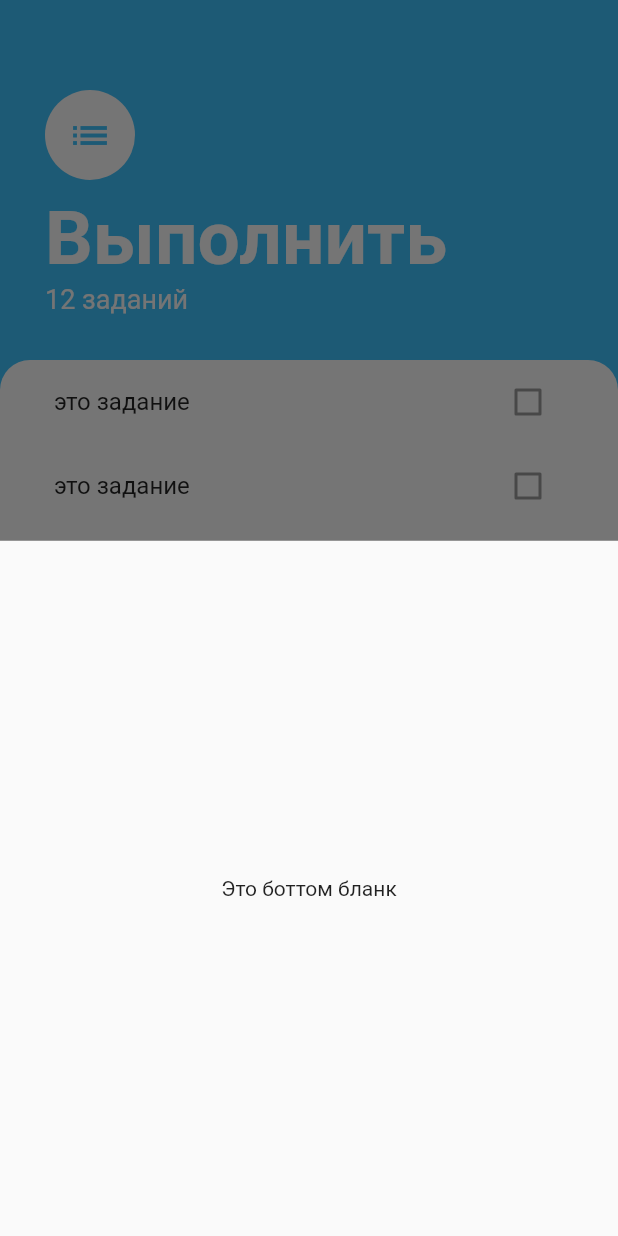
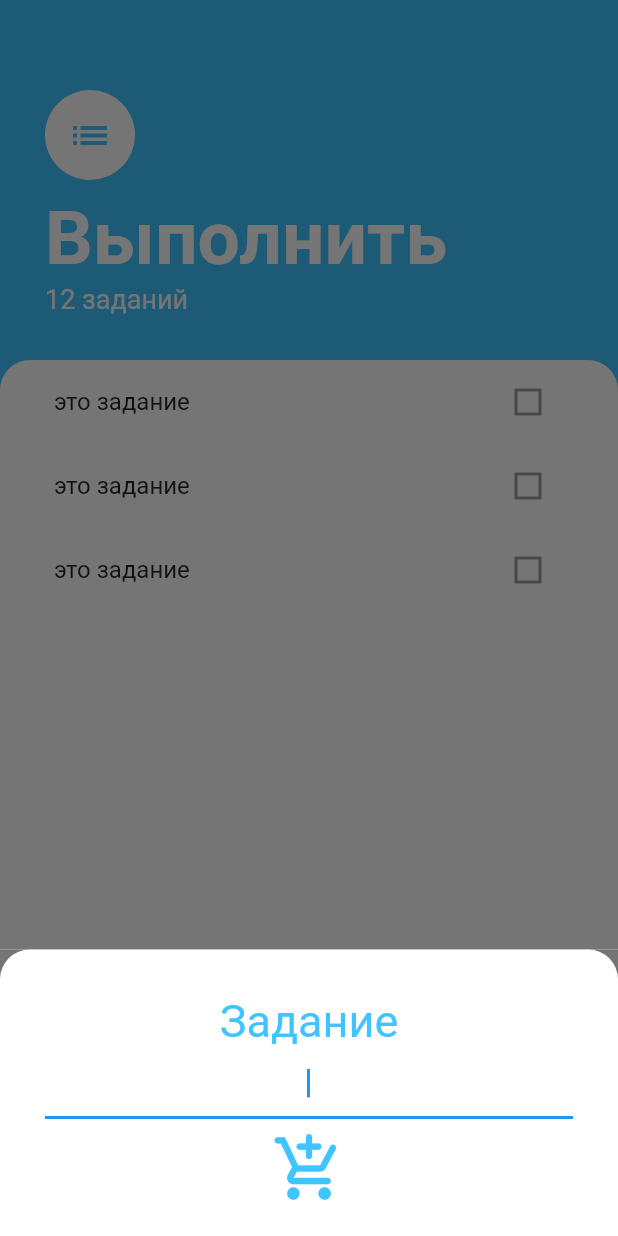
Before and after one commit to fimich1/wish_list3, a Flutter app: the screen it shows after launch, after a tap on the "add" icon, on a phone screen of 412 x 824 dp. Run offline on Flutter 3.47's test engine with Material 2 defaults, Android fonts, the phone set to English and light mode, and no system bars.

Commit message:
работает окно

```diff
--- /dev/null
+++ b/lib/screens/add_task.dart
@@ -0,0 +1,62 @@
+import 'package:flutter/cupertino.dart';
+import 'package:flutter/material.dart';
+class AddTask extends StatelessWidget {
+  const AddTask({Key? key}) : super(key: key);
+
+  @override
+  Widget build(BuildContext context) {
+    return Container(
+      color: Color(0xff757575),
+      child: Container(
+        padding: EdgeInsets.all(30.0) ,
+        decoration: BoxDecoration(
+          color: Colors.white,
+          borderRadius: BorderRadius.only(
+            topRight:  Radius.circular(20.0),
+            topLeft: Radius.circular(20.0),
+            ),
+          ),
+        child: const Column(
+          crossAxisAlignment: CrossAxisAlignment.stretch,
+          children: <Widget>[
+            Text('Задание',
+            textAlign: TextAlign.center,
+            style: TextStyle(
+              fontSize: 30.0,
+              color: Colors.lightBlueAccent,
+            ),),
+            TextField(
+              autofocus: true,
+              textAlign: TextAlign.center,
+            ),
+            // TextButton(
+            //
+            //   onPressed: null,
+            //   //добавить задание в листь
+            //   child: const Text('Add'),
+            IconButton(
+              icon: const Icon(Icons.add_shopping_cart_rounded,
+              size: 50.0,
+              color: Colors.lightBlueAccent,),
+              tooltip: 'добавить задание в лист',
+              onPressed: null,
+
+            ),
+
+            // InkWell(
+            //   onTap: null,
+            //   child: Ink.image(
+            //       width: 300,
+            //       height: 200,
+            //       image: NetworkImage(
+            //         'https://cdn.pixabay.com/photo/2022/12/02/14/13/desert-7630943_1280.jpg',
+            //       ),
+            //   ),
+            // ),
+
+          ],
+        ),
+      ),
+    );
+  }
+}
--- a/lib/screens/tasks_screen.dart
+++ b/lib/screens/tasks_screen.dart
@@ -1,17 +1,10 @@
 import 'package:flutter/cupertino.dart';
 import 'package:flutter/material.dart';
 import 'package:wish_list3/widgets/tasks_list.dart';
+import 'add_task.dart';
 
 class TasksScreen extends StatelessWidget {
   //const TasksScreen({Key? key}) : super(key: key);
-
-  Widget buildButtomSheet(BuildContext context) {
-    return Container(
-      child: Center(
-        child: Text('Это боттом бланк'),
-      ),
-    );
-  }
 
   @override
   Widget build(BuildContext context) {
@@ -20,9 +13,24 @@ class TasksScreen extends StatelessWidget {
       floatingActionButton: FloatingActionButton(
         backgroundColor: Colors.lightBlueAccent,
         child: Icon(Icons.add),
-        onPressed: () {
-          showModalBottomSheet(context: context, builder: buildButtomSheet);
-        },
+          onPressed: () {
+            showModalBottomSheet(
+                context: context,
+                isScrollControlled: true,
+                builder: (context) => SingleChildScrollView(
+                    child:Container(
+                      padding: EdgeInsets.only(bottom: MediaQuery.of(context).viewInsets.bottom),
+                      child: AddTask(),
+                    )
+                )
+            );
+          }
+          // ниже вариант для окна н весь экран
+        // onPressed: () {
+        //   showModalBottomSheet(context: context,
+        //       isScrollControlled: true,
+        //       builder: (context) => AddTask());
+        // },
       ),
       body: Column(
         crossAxisAlignment: CrossAxisAlignment.start,
```
